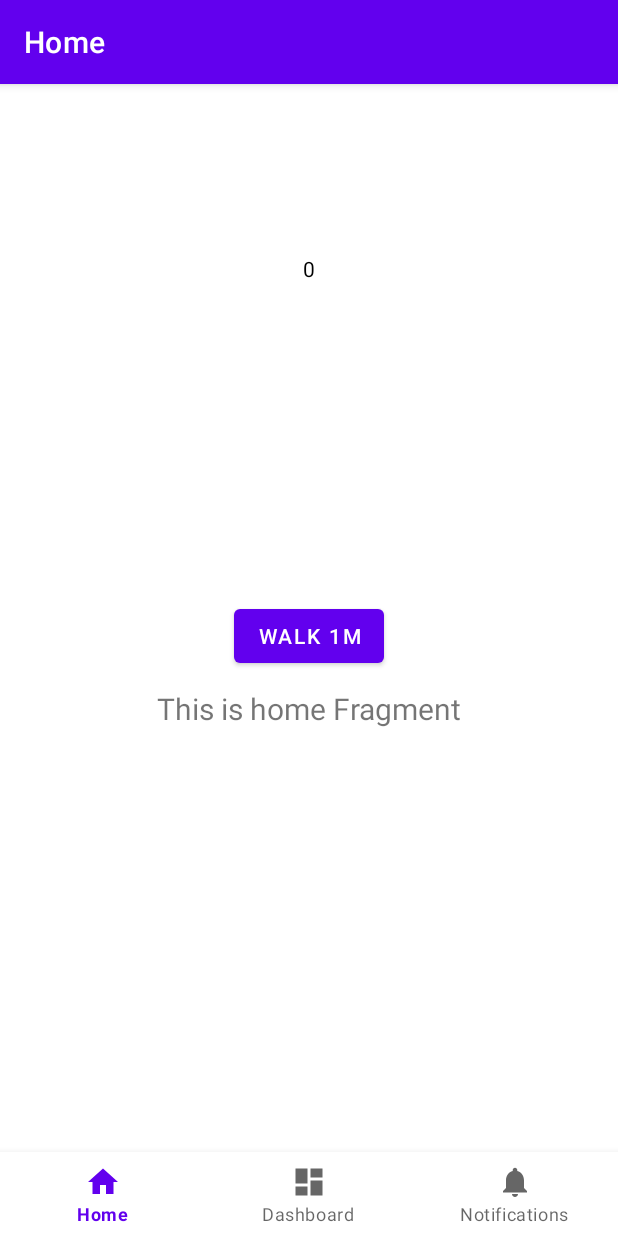
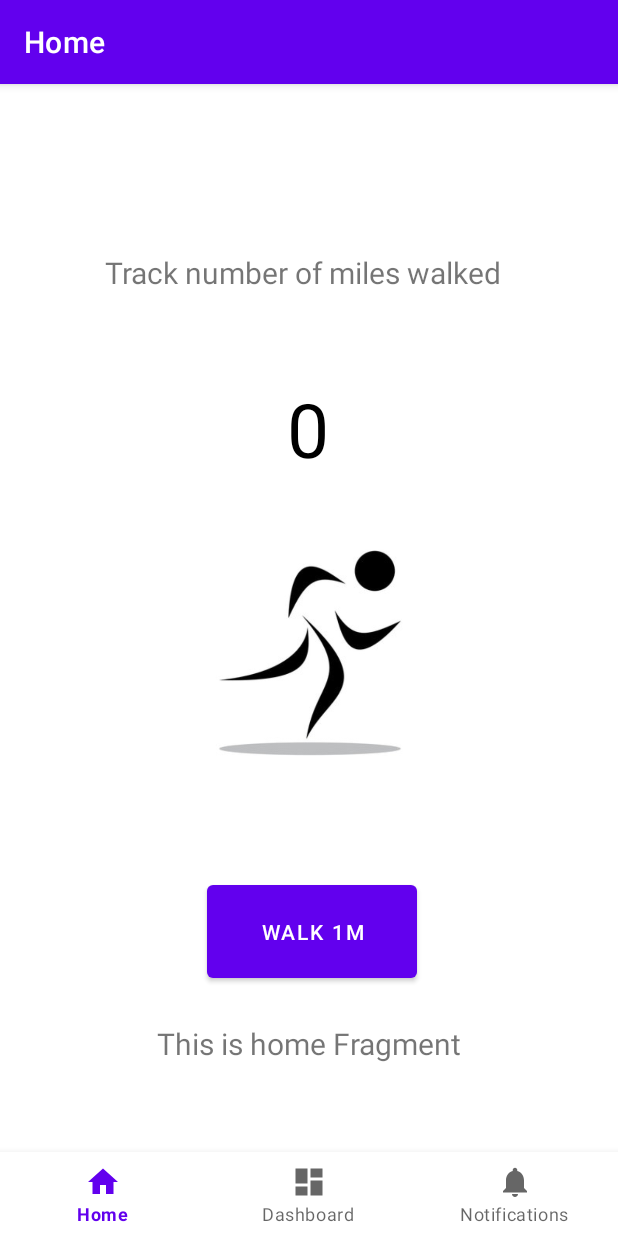
Before and after one commit to VagishVela/ubiquitous-rotary-phone, an Android app: the screen it shows after launch (MainActivity), on a phone screen of 412 x 824 dp. Run offline under Robolectric (Android 15) with nearby library versions, the phone set to English and light mode, and no system bars; our stand-ins replace navigation-ui.

Commit message:
first UI update

```diff
--- a/app/src/main/res/layout/fragment_home.xml
+++ b/app/src/main/res/layout/fragment_home.xml
@@ -17,36 +17,65 @@
         android:textSize="20sp"
         app:layout_constraintBottom_toBottomOf="parent"
         app:layout_constraintEnd_toEndOf="parent"
+        app:layout_constraintHorizontal_bias="1.0"
         app:layout_constraintStart_toStartOf="parent"
-        app:layout_constraintTop_toTopOf="parent" />
+        app:layout_constraintTop_toTopOf="parent"
+        app:layout_constraintVertical_bias="0.831" />
 
     <Button
         android:id="@+id/walk1m"
-        android:layout_width="wrap_content"
-        android:layout_height="wrap_content"
+        android:layout_width="140dp"
+        android:layout_height="74dp"
         android:layout_marginStart="150dp"
-        android:layout_marginTop="105dp"
         android:layout_marginEnd="150dp"
-        android:layout_marginBottom="69dp"
+        android:layout_marginBottom="24dp"
         android:text="Walk 1m"
         app:layout_constraintBottom_toTopOf="@+id/text_home"
         app:layout_constraintEnd_toEndOf="parent"
-        app:layout_constraintStart_toStartOf="parent"
-        app:layout_constraintTop_toBottomOf="@+id/score" />
+        app:layout_constraintHorizontal_bias="0.444"
+        app:layout_constraintStart_toStartOf="parent" />
 
     <TextView
         android:id="@+id/score"
         android:layout_width="wrap_content"
         android:layout_height="wrap_content"
         android:layout_marginStart="191dp"
-        android:layout_marginTop="115dp"
+        android:layout_marginTop="140dp"
         android:layout_marginEnd="191dp"
-        android:layout_marginBottom="106dp"
         android:text="0"
         android:textColor="@color/black"
+        android:textSize="50sp"
+        app:layout_constraintEnd_toEndOf="parent"
+        app:layout_constraintHorizontal_bias="0.0"
+        app:layout_constraintStart_toStartOf="parent"
+        app:layout_constraintTop_toTopOf="parent" />
+
+    <ImageView
+        android:id="@+id/imageView"
+        android:layout_width="233dp"
+        android:layout_height="193dp"
+        android:layout_marginStart="69dp"
+        android:layout_marginTop="28dp"
+        android:layout_marginEnd="69dp"
+        android:layout_marginBottom="61dp"
+        android:src="@drawable/running_man"
         app:layout_constraintBottom_toTopOf="@+id/walk1m"
         app:layout_constraintEnd_toEndOf="parent"
-        app:layout_constraintHorizontal_bias="0.5"
+        app:layout_constraintHorizontal_bias="0.512"
+        app:layout_constraintStart_toStartOf="parent"
+        app:layout_constraintTop_toBottomOf="@+id/score" />
+
+    <TextView
+        android:id="@+id/textView"
+        android:layout_width="271dp"
+        android:layout_height="58dp"
+        android:layout_marginStart="70dp"
+        android:layout_marginTop="56dp"
+        android:layout_marginEnd="70dp"
+        android:text="Track number of miles walked"
+        android:textSize="20sp"
+        app:layout_constraintEnd_toEndOf="parent"
+        app:layout_constraintHorizontal_bias="0.0"
         app:layout_constraintStart_toStartOf="parent"
         app:layout_constraintTop_toTopOf="parent" />
 </androidx.constraintlayout.widget.ConstraintLayout>
```
Also changed, not shown: app/src/main/res/drawable/running_man.jpg (added).
